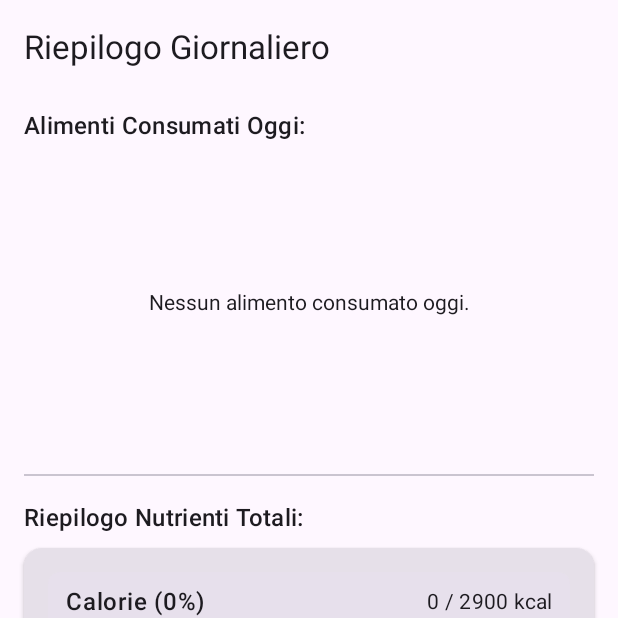
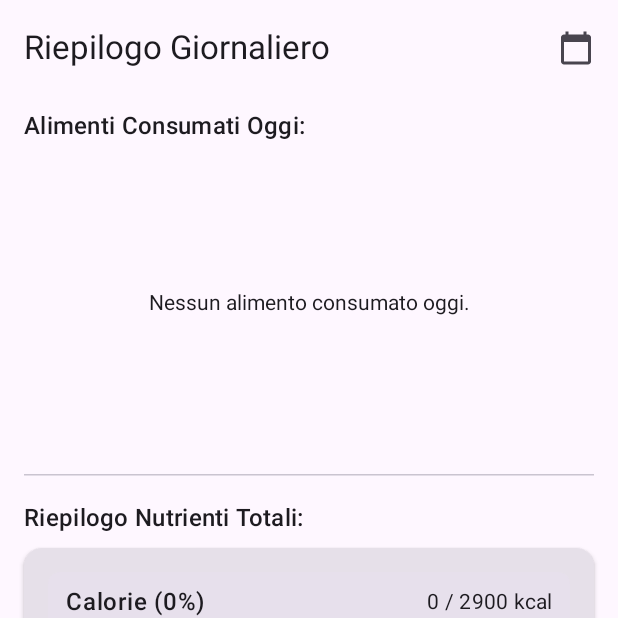
Before and after one commit to NandayDev/NutrientsAITracker, an Android app built with Jetpack Compose: the screen it shows after launch (MainActivity), on a phone screen of 412 x 824 dp, the top half of it. Run offline under Robolectric (Android 15) with nearby library versions, the phone set to English and light mode, and no system bars; our stand-ins replace Dagger/Hilt's generated code, Room's generated code.

Commit message:
Added date

```diff
--- a/app/src/main/java/dev/nanday/nutrients_ai_tracker/data/DailyIntakeRepository.kt
+++ b/app/src/main/java/dev/nanday/nutrients_ai_tracker/data/DailyIntakeRepository.kt
@@ -1,19 +1,26 @@
+@file:OptIn(ExperimentalCoroutinesApi::class)
+
 package dev.nanday.nutrients_ai_tracker.data
 
+import android.annotation.SuppressLint
 import dev.nanday.nutrients_ai_tracker.data.local.NutrientsDao
 import dev.nanday.nutrients_ai_tracker.data.local.models.DbDailyIntake
 import dev.nanday.nutrients_ai_tracker.data.local.models.DbDailyIntakeWithFood
 import dev.nanday.nutrients_ai_tracker.data.models.Food
 import kotlinx.coroutines.CoroutineDispatcher
 import kotlinx.coroutines.Dispatchers
+import kotlinx.coroutines.ExperimentalCoroutinesApi
 import kotlinx.coroutines.flow.Flow
+import kotlinx.coroutines.flow.MutableStateFlow
+import kotlinx.coroutines.flow.flatMapLatest
 import kotlinx.coroutines.withContext
 import java.text.SimpleDateFormat
 import java.util.Date
 import java.util.Locale
 
 interface DailyIntakeRepository {
-    fun getTodayFoodIntake(): Flow<List<DbDailyIntakeWithFood>>
+    val currentDateFlow: MutableStateFlow<Date>
+    val foodIntakeFlow: Flow<List<DbDailyIntakeWithFood>>
     suspend fun saveTodayFoodIntake(food: Food, quantityGrams: Int)
 }
 
@@ -22,21 +29,26 @@ class DailyIntakeRepositoryImpl(
     private val dispatcher: CoroutineDispatcher = Dispatchers.IO
 ) : DailyIntakeRepository {
 
-    private val sdf = SimpleDateFormat("yyyy-MM-dd", Locale.getDefault())
+    override val currentDateFlow = MutableStateFlow(Date())
 
     /**
      * Fetches the complete food intake details for today.
      */
-    override fun getTodayFoodIntake(): Flow<List<DbDailyIntakeWithFood>> {
-        val currentDateString = getCurrentDate()
-        return dao.getDailyIntakesWithFoodForDateFlow(currentDateString)
-    }
-
+    override val foodIntakeFlow: Flow<List<DbDailyIntakeWithFood>> =
+        currentDateFlow.flatMapLatest { date ->
+            val currentDateString = sdf.format(date)
+            dao.getDailyIntakesWithFoodForDateFlow(currentDateString)
+        }
 
     override suspend fun saveTodayFoodIntake(food: Food, quantityGrams: Int) = withContext(dispatcher) {
-        val dailyIntake = DbDailyIntake(date = getCurrentDate(), foodId = food.id, quantity = quantityGrams.toDouble())
+        val dailyIntake = DbDailyIntake(date = getCurrentDateString(currentDateFlow.value), foodId = food.id, quantity = quantityGrams.toDouble())
         dao.insertDailyIntake(dailyIntake)
     }
 
-    private fun getCurrentDate(): String = sdf.format(Date())
+    companion object {
+        @SuppressLint("ConstantLocale")
+        private val sdf = SimpleDateFormat("yyyy-MM-dd", Locale.getDefault())
+
+        private fun getCurrentDateString(date: Date): String = sdf.format(date)
+    }
 }
--- a/app/src/main/java/dev/nanday/nutrients_ai_tracker/ui/HomeScreen.kt
+++ b/app/src/main/java/dev/nanday/nutrients_ai_tracker/ui/HomeScreen.kt
@@ -17,13 +17,15 @@ import androidx.compose.foundation.lazy.items
 import androidx.compose.foundation.shape.RoundedCornerShape
 import androidx.compose.material.icons.Icons
 import androidx.compose.material.icons.filled.Add
+import androidx.compose.material.icons.filled.CalendarToday
 import androidx.compose.material3.Card
 import androidx.compose.material3.CardDefaults
 import androidx.compose.material3.CircularProgressIndicator
-import androidx.compose.material3.Divider
 import androidx.compose.material3.ExperimentalMaterial3Api
 import androidx.compose.material3.FloatingActionButton
+import androidx.compose.material3.HorizontalDivider
 import androidx.compose.material3.Icon
+import androidx.compose.material3.IconButton
 import androidx.compose.material3.MaterialTheme
 import androidx.compose.material3.Scaffold
 import androidx.compose.material3.Text
@@ -31,6 +33,9 @@ import androidx.compose.material3.TopAppBar
 import androidx.compose.runtime.Composable
 import androidx.compose.runtime.collectAsState
 import androidx.compose.runtime.getValue
+import androidx.compose.runtime.mutableStateOf
+import androidx.compose.runtime.remember
+import androidx.compose.runtime.setValue
 import androidx.compose.ui.Alignment
 import androidx.compose.ui.Modifier
 import androidx.compose.ui.draw.clip
@@ -39,6 +44,7 @@ import androidx.compose.ui.text.font.FontWeight
 import androidx.compose.ui.text.style.TextAlign
 import androidx.compose.ui.unit.dp
 import androidx.hilt.navigation.compose.hiltViewModel
+import dev.nanday.nutrients_ai_tracker.ui.date_picker.DateChoiceDialog
 import java.util.Locale
 
 @OptIn(ExperimentalMaterial3Api::class)
@@ -49,11 +55,20 @@ fun HomeScreen(
 ) {
     val consumedFoods by viewModel.consumedFoodsUi.collectAsState()
     val nutrientTotals by viewModel.nutrientTotalsUi.collectAsState()
+    var showDatePickerDialog by remember { mutableStateOf(false) }
 
     Scaffold(
         topBar = {
             TopAppBar(
-                title = { Text("Riepilogo Giornaliero") }
+                title = { Text("Riepilogo Giornaliero") },
+                actions = {
+                    IconButton(onClick = { showDatePickerDialog = true }) {
+                        Icon(
+                            imageVector = Icons.Filled.CalendarToday,
+                            contentDescription = "Seleziona Data"
+                        )
+                    }
+                }
             )
         },
         floatingActionButton = {
@@ -100,7 +115,7 @@ fun HomeScreen(
             }
 
             Spacer(modifier = Modifier.height(16.dp))
-            Divider()
+            HorizontalDivider()
             Spacer(modifier = Modifier.height(16.dp))
 
             // Sezione Riepilogo Nutrienti Totali
@@ -113,6 +128,14 @@ fun HomeScreen(
 
             Spacer(modifier = Modifier.weight(0.3f)) // Un po' di spazio in fondo, se necessario
         }
+    }
+
+    if (showDatePickerDialog) {
+        DateChoiceDialog(
+            onDismiss = {
+                showDatePickerDialog = false
+            }
+        )
     }
 }
 
@@ -260,8 +283,3 @@ fun NutrientProgressRow(
     }
     Spacer(modifier = Modifier.height(6.dp)) // Spazio tra le righe di nutrienti
 }
-
-fun isColorDark(color: Color): Boolean {
-    val darkness = 1 - (0.299 * color.red + 0.587 * color.green + 0.114 * color.blue)
-    return darkness >= 0.5 // Threshold, puoi regolarlo
-}
--- a/app/src/main/java/dev/nanday/nutrients_ai_tracker/ui/HomeViewModel.kt
+++ b/app/src/main/java/dev/nanday/nutrients_ai_tracker/ui/HomeViewModel.kt
@@ -25,11 +25,11 @@ data class NutrientTotalsUiModel(
 
 @HiltViewModel
 class HomeViewModel @Inject constructor(
-    private val dailyIntakeRepository: DailyIntakeRepository
+    dailyIntakeRepository: DailyIntakeRepository
 ) : ViewModel() {
 
     // Flusso originale dei dati dal repository
-    private val todayIntakeFlow = dailyIntakeRepository.getTodayFoodIntake()
+    private val todayIntakeFlow = dailyIntakeRepository.foodIntakeFlow
         .stateIn(
             scope = viewModelScope,
             started = SharingStarted.WhileSubscribed(5000), // O Eagerly se preferisci
```
Also changed, not shown: app/src/main/java/dev/nanday/nutrients_ai_tracker/ui/date_picker/DateChoiceDialog.kt (added, +55 -0 lines), app/src/main/java/dev/nanday/nutrients_ai_tracker/ui/date_picker/DateChoiceViewModel.kt (added, +17 -0 lines), app/src/main/res/xml/data_extraction_rules.xml (+8 -13 lines).
